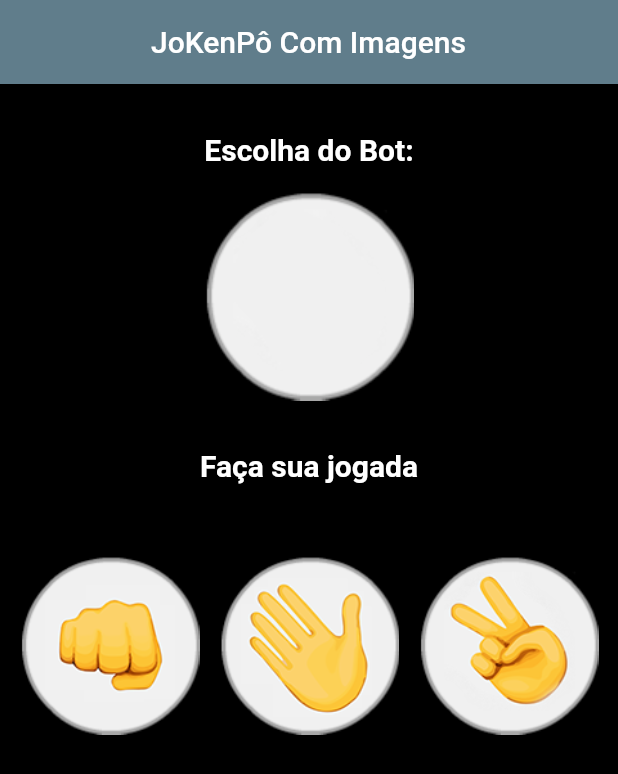
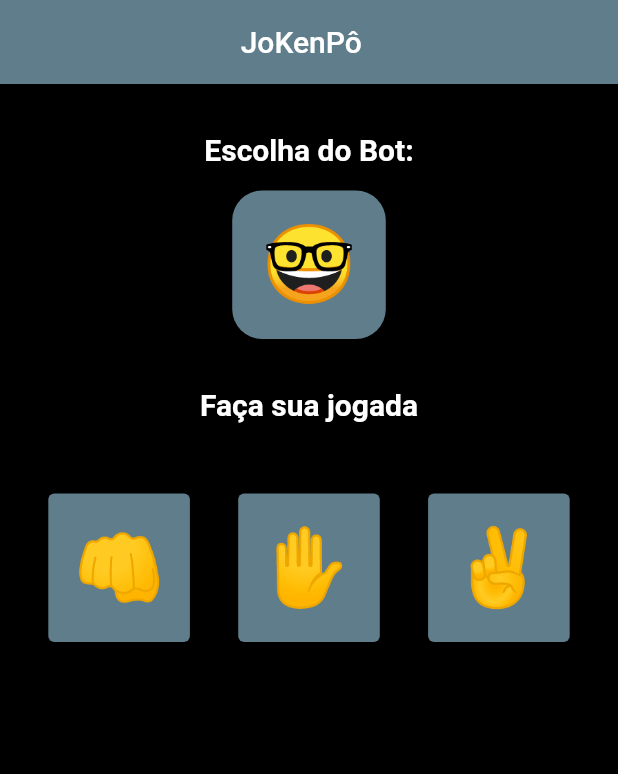
Before and after one commit to NikolasEduardo/JoKenPoFlutter, a Flutter app: the screen it shows after launch, on a phone screen of 412 x 824 dp. Shown: the top 774 px of the screen. Run offline on Flutter 3.47's test engine with Material 2 defaults, Android fonts, the phone set to English and light mode, and no system bars.

Commit message:
Versão Botão

```diff
--- a/lib/jogo.dart
+++ b/lib/jogo.dart
@@ -11,17 +11,17 @@ var apertado = false;
 
 class _JogoState extends State<Jogo> {
   var _vitoria = "Faça sua jogada";
+  var _escolhabot = "🤓";
   var escolhas = ['👊', '✋', '✌'];
-  var _imagembot = "imagens/padrao.png";
   @override
   Widget build(BuildContext context) {
     return Scaffold(
         backgroundColor: Colors.black,
-        appBar: AppBar(title: Text("                 JoKenPô Com Imagens")),
+        appBar: AppBar(title: Text("                             JoKenPô")),
         body: Center(
           child: Column(
             children: [
-              //___________________________texto - escolha do app
+              //texto - escolha do app
               Padding(
                 padding: EdgeInsets.only(top: 32, bottom: 16),
                 child: Text("Escolha do Bot:",
@@ -30,12 +30,23 @@ class _JogoState extends State<Jogo> {
                         fontWeight: FontWeight.bold,
                         color: Colors.white)),
               ),
-              //___________________________imagem
+              //imagem
               Container(
-                child: Image.asset(_imagembot),
+                padding: EdgeInsets.all(20),
+                decoration: BoxDecoration(
+                  color: Colors.blueGrey,
+                  borderRadius: BorderRadius.circular(20),
                 ),
-
-              //___________________________texto - resultado
+                child: Text(
+                  "$_escolhabot",
+                  style: TextStyle(
+                    fontSize: 50,
+                    fontWeight: FontWeight.bold,
+                    color: Colors.white,
+                  ),
+                ),
+              ),
+              //texto - resultado
               Padding(
                 padding: EdgeInsets.only(top: 32, bottom: 16),
                 child: Text("$_vitoria",
@@ -44,52 +55,48 @@ class _JogoState extends State<Jogo> {
                         fontWeight: FontWeight.bold,
                         color: Colors.white)),
               ),
-
-              //___________________________linha 3 emojis
+              //linha 3 emojis
               Padding(
                 padding: EdgeInsets.only(top: 32, bottom: 16),
                 child: Row(
                   mainAxisAlignment: MainAxisAlignment.spaceEvenly,
                   children: [
-                    GestureDetector(
-                      onTap: () {
-                        var resultadofinal = aleatoriezarImagem(escolhas, "👊");
+                    ElevatedButton(
+                        onPressed: () {
+                          var resultadofinal = aleatoriezar(escolhas, "👊");
                           setState(() {
-                          _imagembot = resultadofinal[0];
+                            _escolhabot = resultadofinal[0];
                             _vitoria = resultadofinal[1];
                           });
                         },
-                      child: Image.asset(
-                        "imagens/pedra.png",
-                        width: 120,
-                      ),
-                    ),
-                    GestureDetector(
-                      onTap: () {
-                        var resultadofinal = aleatoriezarImagem(escolhas, "✋");
+                        child: Padding(
+                          padding: EdgeInsets.only(top: 20, bottom: 20),
+                          child: Text("👊", style: TextStyle(fontSize: 50)),
+                        )),
+                    ElevatedButton(
+                        onPressed: () {
+                          var resultadofinal = aleatoriezar(escolhas, "✋");
                           setState(() {
-                          _imagembot = resultadofinal[0];
+                            _escolhabot = resultadofinal[0];
                             _vitoria = resultadofinal[1];
                           });
                         },
-                      child: Image.asset(
-                        "imagens/papel.png",
-                        width: 120,
-                      ),
-                    ),
-                    GestureDetector(
-                      onTap: () {
-                        var resultadofinal = aleatoriezarImagem(escolhas, "✌");
+                        child: Padding(
+                          padding: EdgeInsets.only(top: 20, bottom: 20),
+                          child: Text("✋", style: TextStyle(fontSize: 50)),
+                        )),
+                    ElevatedButton(
+                        onPressed: () {
+                          var resultadofinal = aleatoriezar(escolhas, "✌");
                           setState(() {
-                          _imagembot = resultadofinal[0];
+                            _escolhabot = resultadofinal[0];
                             _vitoria = resultadofinal[1];
                           });
                         },
-                      child: Image.asset(
-                        "imagens/tesoura.png",
-                        width: 120,
-                      ),
-                    )
+                        child: Padding(
+                          padding: EdgeInsets.only(top: 20, bottom: 20),
+                          child: Text("✌", style: TextStyle(fontSize: 50)),
+                        )),
                   ],
                 ),
               ),
@@ -99,30 +106,17 @@ class _JogoState extends State<Jogo> {
   }
 }
 
-//FUNÇÃO PARA AS IMAGENS
-List aleatoriezarImagem(escolhas, suaescolha) {
+List aleatoriezar(escolhas, suaescolha) {
   if (apertado) {
     apertado = false;
-    return ["imagens/padrao.png", "Faça sua jogada"];
+    return ["🤓", "Faça sua jogada"];
   } else {
     apertado = true;
-    var botdecisao;
     var aleatorio = Random();
     var index = aleatorio.nextInt(escolhas.length);
     var escolhafinal = escolhas[index];
     var resultado;
     print(escolhafinal);
-    switch (escolhafinal) {
-      case "👊":
-        botdecisao = "imagens/pedra.png";
-        break;
-      case "✋":
-        botdecisao = "imagens/papel.png";
-        break;
-      case "✌":
-        botdecisao = "imagens/tesoura.png";
-        break;
-    }
     if (escolhafinal == suaescolha) {
       print("Empate");
     } else if ((escolhafinal == "👊" && suaescolha == "✌") ||
@@ -136,6 +130,6 @@ List aleatoriezarImagem(escolhas, suaescolha) {
       print("Você Ganhou, pois $suaescolha ganha de $escolhafinal");
       resultado = "Você Ganhou, pois $suaescolha ganha de $escolhafinal";
     }
-    return ["$botdecisao", "$resultado"];
+    return ["$escolhafinal", "$resultado"];
   }
 }
```
Lines whose indentation alone changed are shown as unchanged.
